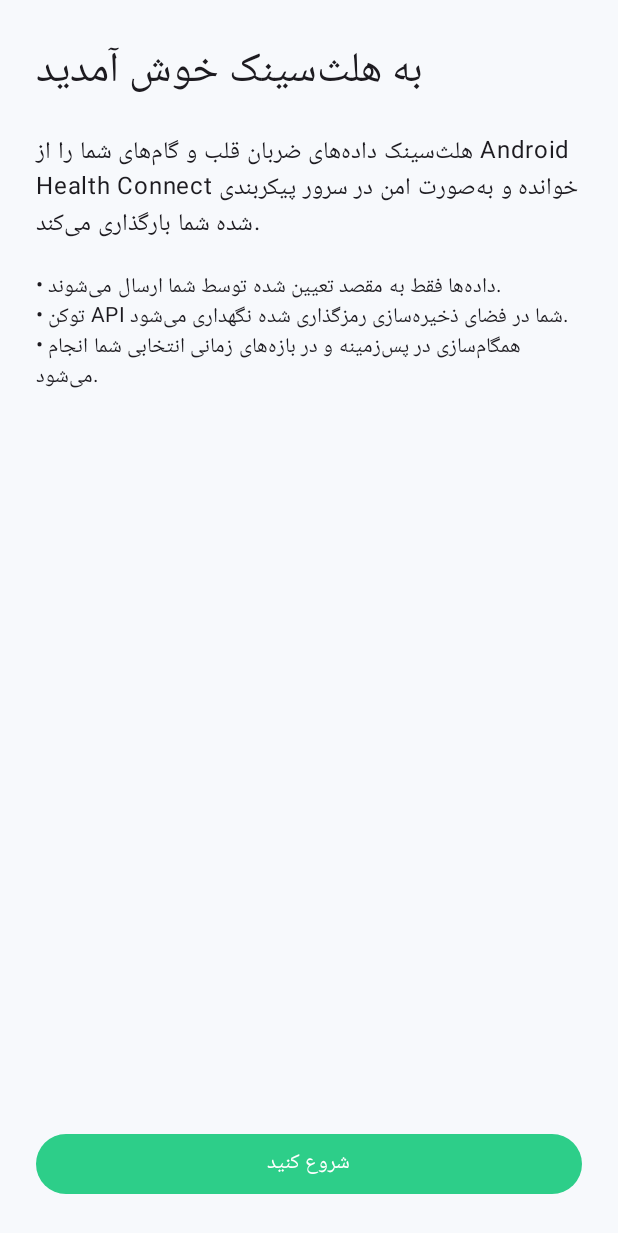
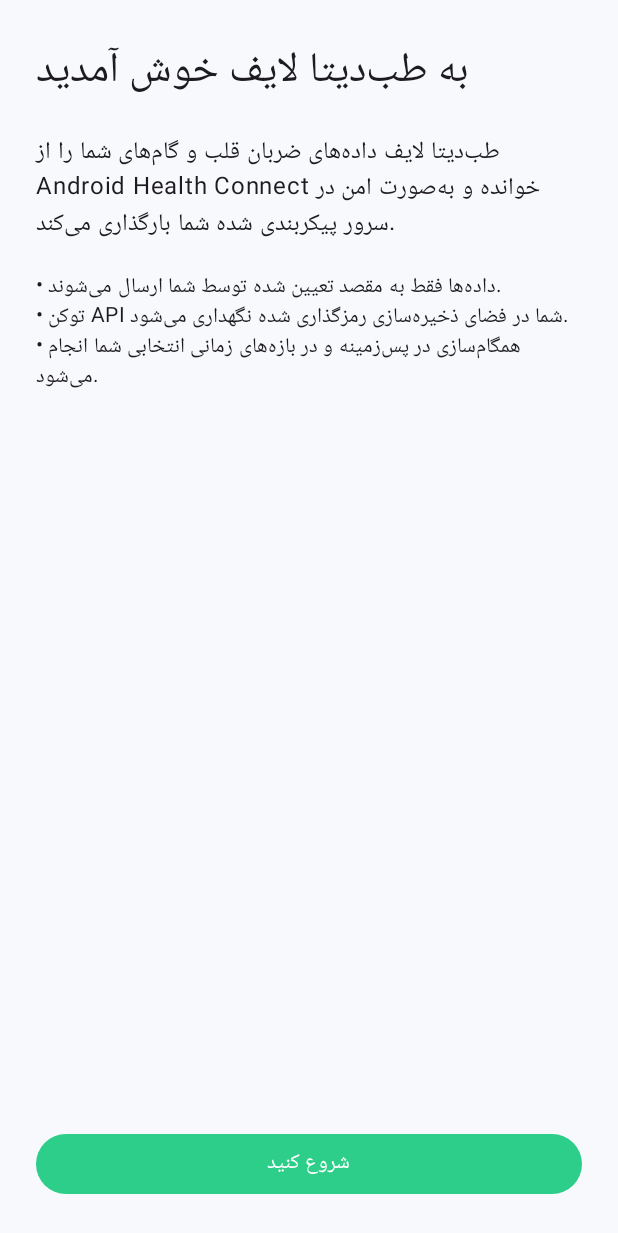
Before and after one commit to omidjamali68/HealthSync, an Android app built with Jetpack Compose: the OnboardingScreen screen opened through its navigation route, on a phone screen of 412 x 824 dp. Shown: the top 1233 px of the screen. Run offline under Robolectric (Android 15) with nearby library versions, the phone set to English and light mode, and no system bars; our stand-ins replace Dagger/Hilt's generated code.

Commit message:
Update app name to TebData Life

```diff
--- a/app/src/main/res/values/strings.xml
+++ b/app/src/main/res/values/strings.xml
@@ -1,10 +1,10 @@
 <resources>
-    <string name="app_name">هلث‌سینک</string>
+    <string name="app_name">طب‌دیتا لایف</string>
     <string name="teb_data">طب دیتا</string>
 
     <!-- Onboarding -->
-    <string name="welcome_title">به هلث‌سینک خوش آمدید</string>
-    <string name="welcome_desc">هلث‌سینک داده‌های ضربان قلب و گام‌های شما را از Android Health Connect خوانده و به‌صورت امن در سرور پیکربندی شده شما بارگذاری می‌کند.</string>
+    <string name="welcome_title">به طب‌دیتا لایف خوش آمدید</string>
+    <string name="welcome_desc">طب‌دیتا لایف داده‌های ضربان قلب و گام‌های شما را از Android Health Connect خوانده و به‌صورت امن در سرور پیکربندی شده شما بارگذاری می‌کند.</string>
     <string name="onboarding_points">• داده‌ها فقط به مقصد تعیین شده توسط شما ارسال می‌شوند.\n• توکن API شما در فضای ذخیره‌سازی رمزگذاری شده نگهداری می‌شود.\n• همگام‌سازی در پس‌زمینه و در بازه‌های زمانی انتخابی شما انجام می‌شود.</string>
     <string name="get_started">شروع کنید</string>
 
@@ -27,12 +27,12 @@
     <string name="health_connect">هلث کانکت (Health Connect)</string>
     <string name="health_connect_not_supported">هلث کانکت در این دستگاه پشتیبانی نمی‌شود.</string>
     <string name="health_connect_update_required">لطفاً اپلیکیشن Health Connect را از پلی استور نصب یا به‌روزرسانی کنید، سپس به اینجا بازگردید.</string>
-    <string name="permissions_explanation">هلث‌سینک برای خواندن موارد زیر به دسترسی نیاز دارد:\n• ضربان قلب و ضربان قلب استراحت\n• گام‌های روزانه\n• فشار خون\n• اکسیژن خون\n• وضعیت خواب</string>
+    <string name="permissions_explanation">طب‌دیتا لایف برای خواندن موارد زیر به دسترسی نیاز دارد:\n• ضربان قلب و ضربان قلب استراحت\n• گام‌های روزانه\n• فشار خون\n• اکسیژن خون\n• وضعیت خواب</string>
     <string name="all_permissions_granted">تمامی دسترسی‌های لازم داده شده است.</string>
     <string name="grant_permissions">اعطای دسترسی‌های هلث کانکت</string>
     <string name="continue_button">ادامه</string>
     <string name="background_sync_title">برای فعال‌سازی ارسال در پس‌زمینه (Background Sync):</string>
-    <string name="background_sync_instructions">۱. وارد تنظیمات Health Connect شوید.\n۲. اپلیکیشن HealthSync را انتخاب کنید.\n۳. در پایین صفحه گزینه Additional Access را فعال کنید.</string>
+    <string name="background_sync_instructions">۱. وارد تنظیمات Health Connect شوید.\n۲. اپلیکیشن TebData Life را انتخاب کنید.\n۳. در پایین صفحه گزینه Additional Access را فعال کنید.</string>
     <string name="open_health_connect_settings">باز کردن تنظیمات Health Connect</string>
 
     <!-- Dashboard -->
```
Also changed, not shown: 2 other files.
